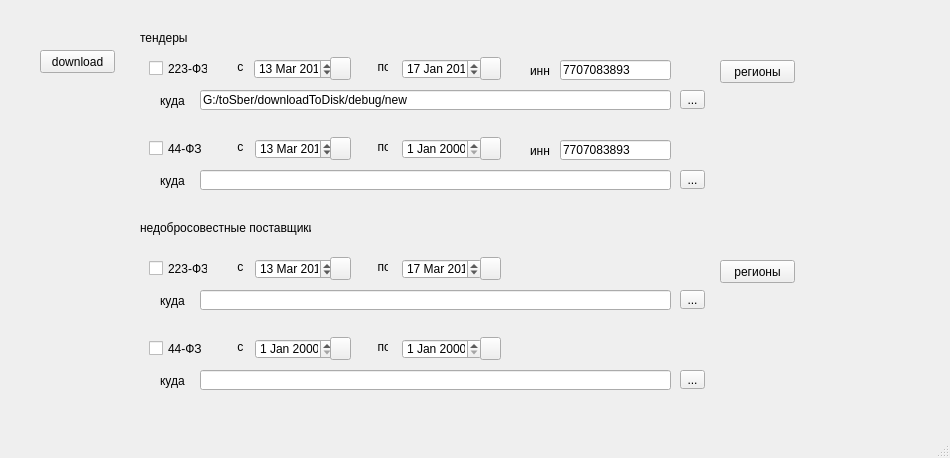
First picture: the form in downloadToDisk/mainwindow.ui, repository oprosbox/toSber, before the edit.
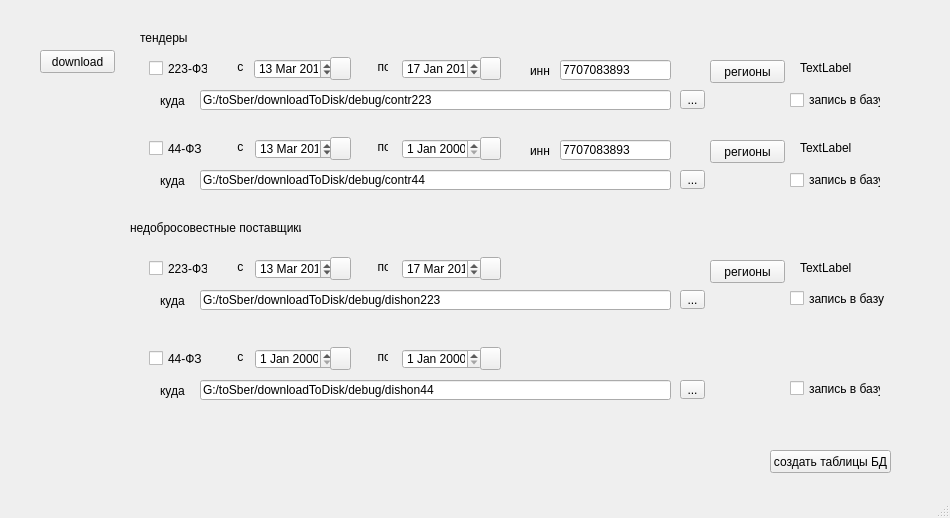
Second picture: the form after the edit.

```diff
--- a/downloadToDisk/mainwindow.ui
+++ b/downloadToDisk/mainwindow.ui
@@ -7,7 +7,7 @@
     <x>0</x>
     <y>0</y>
     <width>950</width>
-    <height>458</height>
+    <height>518</height>
    </rect>
   </property>
   <property name="windowTitle">
@@ -20,7 +20,7 @@
       <x>20</x>
       <y>20</y>
       <width>901</width>
-      <height>411</height>
+      <height>471</height>
      </rect>
     </property>
     <widget class="QPushButton" name="pushButton">
@@ -178,7 +178,7 @@
        </rect>
       </property>
       <property name="text">
-       <string>G:/toSber/downloadToDisk/debug/new</string>
+       <string>G:/toSber/downloadToDisk/debug/contr223</string>
       </property>
      </widget>
      <widget class="QLabel" name="label_4">
@@ -236,7 +236,7 @@
      <widget class="QPushButton" name="btn223fzNotifRegions">
       <property name="geometry">
        <rect>
-        <x>580</x>
+        <x>570</x>
         <y>10</y>
         <width>75</width>
         <height>23</height>
@@ -246,6 +246,32 @@
        <string>регионы</string>
       </property>
      </widget>
+     <widget class="QCheckBox" name="chkBD223fzContr">
+      <property name="geometry">
+       <rect>
+        <x>650</x>
+        <y>40</y>
+        <width>91</width>
+        <height>20</height>
+       </rect>
+      </property>
+      <property name="text">
+       <string>запись в базу</string>
+      </property>
+     </widget>
+     <widget class="QLabel" name="lblRegions223fzContr">
+      <property name="geometry">
+       <rect>
+        <x>660</x>
+        <y>10</y>
+        <width>81</width>
+        <height>16</height>
+       </rect>
+      </property>
+      <property name="text">
+       <string>TextLabel</string>
+      </property>
+     </widget>
     </widget>
     <widget class="QWidget" name="widget_3" native="true">
      <property name="geometry">
@@ -378,6 +404,9 @@
         <height>20</height>
        </rect>
       </property>
+      <property name="text">
+       <string>G:/toSber/downloadToDisk/debug/contr44</string>
+      </property>
      </widget>
      <widget class="QLabel" name="label_8">
       <property name="geometry">
@@ -431,6 +460,45 @@
        <string/>
       </property>
      </widget>
+     <widget class="QPushButton" name="btn44fzContractRegions">
+      <property name="geometry">
+       <rect>
+        <x>570</x>
+        <y>10</y>
+        <width>75</width>
+        <height>23</height>
+       </rect>
+      </property>
+      <property name="text">
+       <string>регионы</string>
+      </property>
+     </widget>
+     <widget class="QCheckBox" name="chkBD44fzContr">
+      <property name="geometry">
+       <rect>
+        <x>650</x>
+        <y>40</y>
+        <width>91</width>
+        <height>20</height>
+       </rect>
+      </property>
+      <property name="text">
+       <string>запись в базу</string>
+      </property>
+     </widget>
+     <widget class="QLabel" name="lblRegions44fzContr">
+      <property name="geometry">
+       <rect>
+        <x>660</x>
+        <y>10</y>
+        <width>91</width>
+        <height>16</height>
+       </rect>
+      </property>
+      <property name="text">
+       <string>TextLabel</string>
+      </property>
+     </widget>
     </widget>
     <widget class="QWidget" name="widget_4" native="true">
      <property name="geometry">
@@ -547,6 +615,9 @@
         <height>20</height>
        </rect>
       </property>
+      <property name="text">
+       <string>G:/toSber/downloadToDisk/debug/dishon223</string>
+      </property>
      </widget>
      <widget class="QLabel" name="label_12">
       <property name="geometry">
@@ -603,7 +674,7 @@
      <widget class="QPushButton" name="btn223fzDishonRegions">
       <property name="geometry">
        <rect>
-        <x>580</x>
+        <x>570</x>
         <y>10</y>
         <width>75</width>
         <height>23</height>
@@ -613,11 +684,37 @@
        <string>регионы</string>
       </property>
      </widget>
+     <widget class="QCheckBox" name="chkBD223fzDishon">
+      <property name="geometry">
+       <rect>
+        <x>650</x>
+        <y>40</y>
+        <width>101</width>
+        <height>17</height>
+       </rect>
+      </property>
+      <property name="text">
+       <string>запись в базу</string>
+      </property>
+     </widget>
+     <widget class="QLabel" name="lblRegions223fzDishon">
+      <property name="geometry">
+       <rect>
+        <x>660</x>
+        <y>10</y>
+        <width>91</width>
+        <height>16</height>
+       </rect>
+      </property>
+      <property name="text">
+       <string>TextLabel</string>
+      </property>
+     </widget>
     </widget>
     <widget class="QLabel" name="label_13">
      <property name="geometry">
       <rect>
-       <x>120</x>
+       <x>110</x>
        <y>200</y>
        <width>171</width>
        <height>16</height>
@@ -631,7 +728,7 @@
      <property name="geometry">
       <rect>
        <x>120</x>
-       <y>310</y>
+       <y>320</y>
        <width>751</width>
        <height>71</height>
       </rect>
@@ -722,6 +819,9 @@
         <height>20</height>
        </rect>
       </property>
+      <property name="text">
+       <string>G:/toSber/downloadToDisk/debug/dishon44</string>
+      </property>
      </widget>
      <widget class="QLabel" name="label_17">
       <property name="geometry">
@@ -775,6 +875,19 @@
        <string/>
       </property>
      </widget>
+     <widget class="QCheckBox" name="chkBD44fzDishon">
+      <property name="geometry">
+       <rect>
+        <x>650</x>
+        <y>40</y>
+        <width>91</width>
+        <height>17</height>
+       </rect>
+      </property>
+      <property name="text">
+       <string>запись в базу</string>
+      </property>
+     </widget>
     </widget>
     <widget class="QLabel" name="label_11">
      <property name="geometry">
@@ -789,6 +902,19 @@
       <string>тендеры</string>
      </property>
     </widget>
+    <widget class="QPushButton" name="btnCrtBd">
+     <property name="geometry">
+      <rect>
+       <x>750</x>
+       <y>430</y>
+       <width>121</width>
+       <height>23</height>
+      </rect>
+     </property>
+     <property name="text">
+      <string>создать таблицы БД</string>
+     </property>
+    </widget>
    </widget>
   </widget>
   <widget class="QStatusBar" name="statusBar"/>
```
